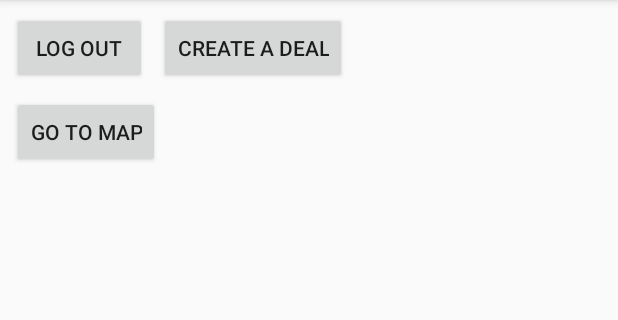
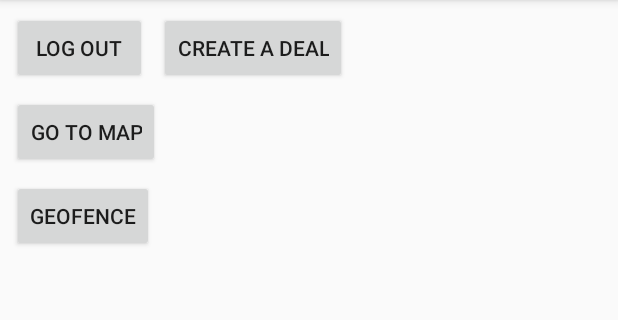
Before and after one commit to nothaldir/HETIC-Bart-Project, an Android app: the screen it shows after launch (MainActivity), on a phone screen of 412 x 824 dp, the part 84-404 px from its top. Run offline under Robolectric (Android 15) with nearby library versions, the phone set to English and light mode, and no system bars; our stand-ins replace Firebase (no records; nobody signed in at launch, a user with empty details on screens opened directly); libraries missing offline, so code that uses them is left out: com.firebase.ui; 1 statement that could not run was skipped.

Commit message:
:construction: geofence wip

```diff
--- a/app/build.gradle
+++ b/app/build.gradle
@@ -27,6 +27,7 @@ dependencies {
     implementation fileTree(dir: 'libs', include: ['*.jar'])
     implementation 'com.android.support:appcompat-v7:26.1.0'
     implementation 'com.android.support.constraint:constraint-layout:1.0.2'
+    implementation 'com.google.android.gms:play-services-location:11.6.2'
     implementation 'com.google.firebase:firebase-auth:11.6.2'
     implementation 'com.firebaseui:firebase-ui-auth:3.1.2'
     implementation 'com.facebook.android:facebook-login:[4,5)'
--- a/app/src/main/AndroidManifest.xml
+++ b/app/src/main/AndroidManifest.xml
@@ -20,6 +20,7 @@
         </activity>
         <activity android:name=".CreateDealActivity" />
         <activity android:name=".MapActivity"></activity>
+        <activity android:name=".GeofencingActivity"></activity>
     </application>
 
 </manifest>
--- a/app/src/main/java/com/hetic/hetic_e18_bart/MainActivity.java
+++ b/app/src/main/java/com/hetic/hetic_e18_bart/MainActivity.java
@@ -43,6 +43,7 @@ public class MainActivity extends AppCompatActivity implements View.OnClickListe
         findViewById(R.id.log_out_button).setOnClickListener(this);
         findViewById(R.id.create_deal_button).setOnClickListener(this);
         findViewById(R.id.goto_map).setOnClickListener(this);
+        findViewById(R.id.geofence_button).setOnClickListener(this);
     }
 
     @Override
@@ -81,5 +82,9 @@ public class MainActivity extends AppCompatActivity implements View.OnClickListe
             Intent intent = new Intent(this, MapActivity.class);
             startActivity(intent);
         }
+        if (view.getId() == R.id.geofence_button) {
+            Intent intent = new Intent(this, GeofencingActivity.class);
+            startActivity(intent);
+        }
     }
 }
--- /dev/null
+++ b/app/src/main/res/layout/activity_geofencing.xml
@@ -0,0 +1,6 @@
+<?xml version="1.0" encoding="utf-8"?>
+<android.support.constraint.ConstraintLayout
+    xmlns:android="http://schemas.android.com/apk/res/android" android:layout_width="match_parent"
+    android:layout_height="match_parent">
+
+</android.support.constraint.ConstraintLayout>
--- a/app/src/main/res/layout/activity_main.xml
+++ b/app/src/main/res/layout/activity_main.xml
@@ -36,5 +36,15 @@
         app:layout_constraintStart_toStartOf="parent"
         app:layout_constraintTop_toBottomOf="@+id/log_out_button" />
 
+    <Button
+        android:id="@+id/geofence_button"
+        android:layout_width="wrap_content"
+        android:layout_height="wrap_content"
+        android:layout_marginStart="8dp"
+        android:layout_marginTop="8dp"
+        android:text="GEOFENCE"
+        app:layout_constraintStart_toStartOf="parent"
+        app:layout_constraintTop_toBottomOf="@+id/goto_map" />
+
 
 </android.support.constraint.ConstraintLayout>
```
Also changed, not shown: app/src/main/java/com/hetic/hetic_e18_bart/GeofencingActivity.java (added, +19 -0 lines).
